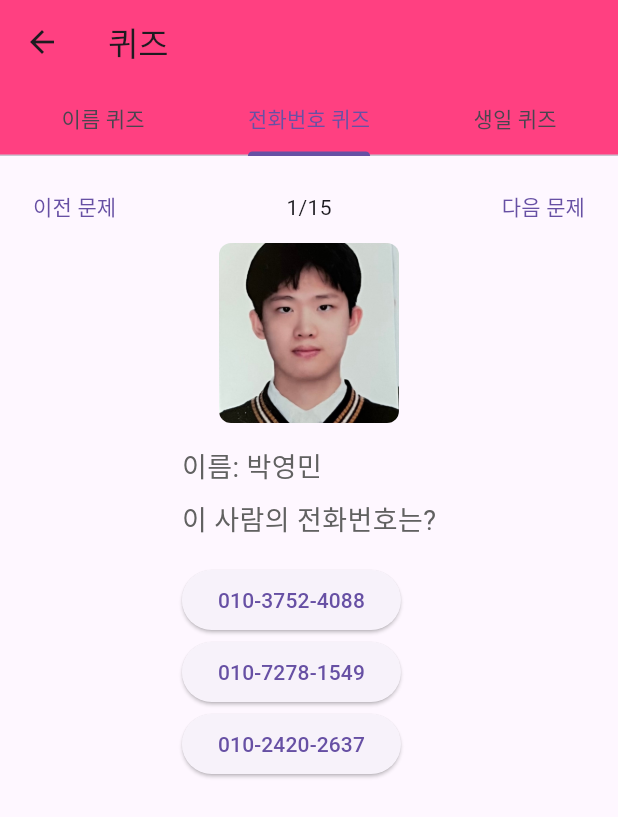
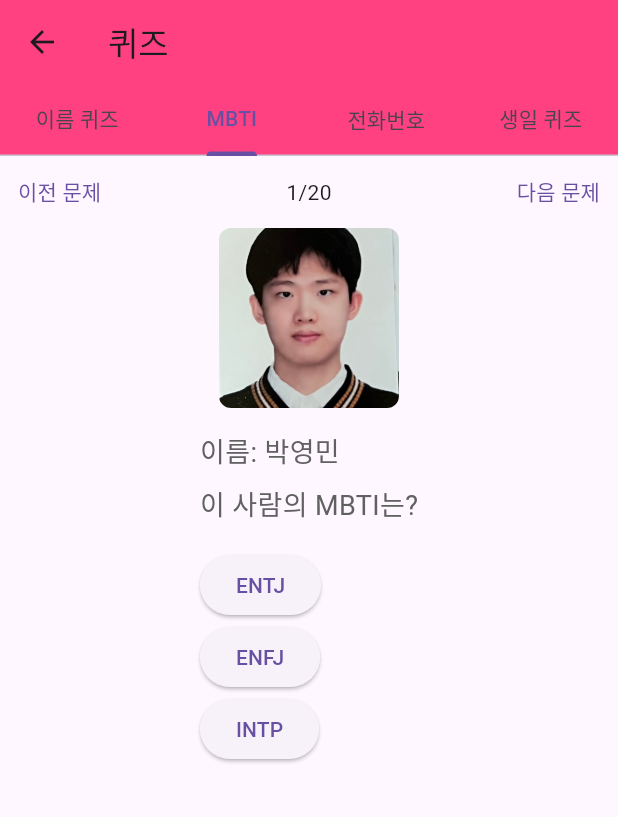
Before and after one commit to aksnd/molipcamp_start, a Flutter app: the free_page screen opened directly, tab 2 chosen, after a tap on "이전 문제", on a phone screen of 412 x 824 dp. Shown: the top 817 px of the screen. Run offline on Flutter 3.47's test engine with Material 3 defaults, Android fonts, the phone set to English and light mode, and no system bars; our stand-ins replace contacts_service, flutter_native_contact_picker, image_picker, permission_handler, shared_preferences; missing offline and left inert: a package; accounts and stored records are empty.

Commit message:
mbti quiz

```diff
--- a/lib/contact.dart
+++ b/lib/contact.dart
@@ -6,14 +6,16 @@ class SimpleContact {
   String phone;
   String image;
   String birthday;
+  String mbti;
 
-  SimpleContact({required this.name, required this.phone, required this.image, required this.birthday});
+  SimpleContact({required this.name, required this.phone, required this.image, required this.birthday, required this.mbti});
 
   Map<String, dynamic> toJson() => {
     'name': name,
     'phone': phone,
     'image': image,
     'birthday': birthday,
+    'mbti': mbti
   };
 
   factory SimpleContact.fromJson(Map<String, dynamic> json) {
@@ -22,6 +24,7 @@ class SimpleContact {
       phone: json['phone'],
       image: json['image'],
       birthday: json['birthday'],
+      mbti: json['mbti']
     );
   }
 
--- a/lib/contactlist.dart
+++ b/lib/contactlist.dart
@@ -130,7 +130,7 @@ class _MyHomePageState extends State<MyHomePage> {
             children: [
               FloatingActionButton(
                 onPressed: () {
-                  SimpleContact defaultContact = SimpleContact(name: 'no name', phone: '010-0000-0000', image: 'assets/images/default.png', birthday: '2000.01.01');
+                  SimpleContact defaultContact = SimpleContact(name: 'no name', phone: '010-0000-0000', image: 'assets/images/default.png', birthday: '2000.01.01', mbti: 'ENTJ');
                   addContact(defaultContact);
                   editProfile(context, contacts[contacts.length-1],contacts.length-1,updateContact);
                 },
@@ -142,7 +142,7 @@ class _MyHomePageState extends State<MyHomePage> {
                 onPressed: () async {
                   NativeContact.Contact? contact = await _contactPicker.selectContact();
                   if(contact!=null && contact.fullName!=null && contact.phoneNumbers!=null){
-                    SimpleContact defaultContact = SimpleContact(name: contact.fullName!, phone: contact.phoneNumbers![0], image: 'assets/images/default.png', birthday: '2000.01.01');
+                    SimpleContact defaultContact = SimpleContact(name: contact.fullName!, phone: contact.phoneNumbers![0], image: 'assets/images/default.png', birthday: '2000.01.01', mbti: 'ENTJ');
                     addContact(defaultContact);
                   }
 
--- a/lib/free_page.dart
+++ b/lib/free_page.dart
@@ -13,7 +13,7 @@ class free_page extends StatelessWidget {
   @override
   Widget build(BuildContext context) {
     return DefaultTabController(
-      length: 3,
+      length: 4,
       child: Scaffold(
         appBar: AppBar(
           title: const Text('퀴즈'),
@@ -21,7 +21,8 @@ class free_page extends StatelessWidget {
           bottom: TabBar(
             tabs: [
               Tab(text: '이름 퀴즈'),
-              Tab(text: '전화번호 퀴즈'),
+              Tab(text: 'MBTI'),
+              Tab(text: '전화번호'),
               Tab(text: '생일 퀴즈'),
             ],
           ),
@@ -29,6 +30,7 @@ class free_page extends StatelessWidget {
         body: TabBarView(
           children: [
             NameQuizPage(),
+            MBTIQuizPage(),
             PhoneNumberQuizPage(),
             BirthdayQuizPage(),
           ],
@@ -262,19 +264,6 @@ class _NameQuizPageState extends State<NameQuizPage> {
   int answercount_name = 0;
   List<SimpleContact> filteredContacts = [];
 
-  // @override
-  // void initState() {
-  //   super.initState();
-  //   WidgetsBinding.instance.addPostFrameCallback((_) {
-  //     final contactsProvider = Provider.of<ContactsProvider>(context, listen: false);
-  //     if (contactsProvider.contacts.isNotEmpty) {
-  //       setState(() {
-  //         contact = contactsProvider.contacts[currentIndex];
-  //         _generateNameQuizOptions();
-  //       });
-  //     }
-  //   });
-  // }
   @override
   void initState() {
     super.initState();
@@ -346,13 +335,7 @@ class _NameQuizPageState extends State<NameQuizPage> {
   }
 
   void _nextQuestion() {
-    // final contactsProvider = Provider.of<ContactsProvider>(context, listen: false);
-    // setState(() {
-    //   if (currentIndex < contactsProvider.contacts.length - 1) {
-    //     currentIndex++;
-    //     contact = contactsProvider.contacts[currentIndex];
-    //     _generateNameQuizOptions();
-    //   }
+
     setState(() {
       if (currentIndex < filteredContacts.length - 1) {
         currentIndex++;
@@ -366,14 +349,7 @@ class _NameQuizPageState extends State<NameQuizPage> {
   }
 
   void _previousQuestion() {
-    // final contactsProvider = Provider.of<ContactsProvider>(context, listen: false);
-    // setState(() {
-    //   if (currentIndex > 0) {
-    //     currentIndex--;
-    //     contact = contactsProvider.contacts[currentIndex];
-    //     _generateNameQuizOptions();
-    //   }
-    // });
+
     setState(() {
       if (currentIndex > 0) {
         currentIndex--;
@@ -418,15 +394,7 @@ class _NameQuizPageState extends State<NameQuizPage> {
     if (options.isEmpty) {
       return Center(child: CircularProgressIndicator());
     }
-  // @override
-  // Widget build(BuildContext context) {
-  //   final contactsProvider = Provider.of<ContactsProvider>(context);
-  //   if (contactsProvider.contacts.isEmpty) {
-  //     return Center(child: CircularProgressIndicator());
-  //   }
-  //   if (options.isEmpty) {
-  //     return Center(child: CircularProgressIndicator());
-  //   }
+
 
     return Padding(
       padding: const EdgeInsets.all(0.0),
@@ -571,6 +539,8 @@ class _BirthdayQuizPageState extends State<BirthdayQuizPage> {
     );
   }
 
+
+
   void _nextQuestion() {
     final contactsProvider = Provider.of<ContactsProvider>(context, listen: false);
     setState(() {
@@ -694,3 +664,209 @@ class _BirthdayQuizPageState extends State<BirthdayQuizPage> {
     );
   }
 }
+
+
+//MBTI 퀴즈 - 탭2
+
+class MBTIQuizPage extends StatefulWidget {
+  @override
+  _MBTIQuizPageState createState() => _MBTIQuizPageState();
+}
+
+class _MBTIQuizPageState extends State<MBTIQuizPage> {
+  List<String> options = [];
+  String correctAnswer = '';
+  SimpleContact? contact;
+  int currentIndex = 0;
+  int answerCountMbti = 0;
+
+  @override
+  void initState() {
+    super.initState();
+    WidgetsBinding.instance.addPostFrameCallback((_) {
+      final contactsProvider = Provider.of<ContactsProvider>(context, listen: false);
+      if (contactsProvider.contacts.isNotEmpty) {
+        setState(() {
+          contact = contactsProvider.contacts[currentIndex];
+          _generateMBTIQuizOptions();
+        });
+      }
+    });
+  }
+
+  void _generateMBTIQuizOptions() {
+    if (contact == null) {
+      print("contact = null");
+      return;
+    }
+
+    correctAnswer = contact!.mbti;
+    options = [correctAnswer];
+
+    Random random = Random();
+    final contactsProvider = Provider.of<ContactsProvider>(context, listen: false);
+
+    while (options.length < 3) {
+      String randomMBTI = contactsProvider.contacts[random.nextInt(contactsProvider.contacts.length)].mbti;
+      if (!options.contains(randomMBTI)) {
+        options.add(randomMBTI);
+      }
+    }
+
+    options.shuffle();
+  }
+
+  void _checkAnswer(String selectedOption) {
+    bool isCorrect = selectedOption == correctAnswer;
+    if (isCorrect) {
+      answerCountMbti++;
+    }
+
+    showDialog(
+      context: context,
+      builder: (context) {
+        return AlertDialog(
+          title: Text(isCorrect ? '정답!' : '오답'),
+          content: Text(isCorrect ? '축하합니다! 정답입니다.' : '아쉽네요. 정답은 $correctAnswer입니다.'),
+          actions: [
+            TextButton(
+              onPressed: () {
+                Navigator.of(context).pop();
+              },
+              child: Text('닫기'),
+            ),
+            TextButton(
+              onPressed: () {
+                Navigator.of(context).pop();
+                _nextQuestion();
+              },
+              child: Text('다음문제'),
+            ),
+          ],
+        );
+      },
+    );
+  }
+
+  void _nextQuestion() {
+    final contactsProvider = Provider.of<ContactsProvider>(context, listen: false);
+    setState(() {
+      if (currentIndex < contactsProvider.contacts.length - 1) {
+        currentIndex++;
+        contact = contactsProvider.contacts[currentIndex];
+        _generateMBTIQuizOptions();
+      } else {
+        _showCompletionDialog();
+      }
+    });
+  }
+
+  void _previousQuestion() {
+    final contactsProvider = Provider.of<ContactsProvider>(context, listen: false);
+    setState(() {
+      if (currentIndex > 0) {
+        currentIndex--;
+        contact = contactsProvider.contacts[currentIndex];
+        _generateMBTIQuizOptions();
+      }
+    });
+  }
+
+  void _showCompletionDialog() {
+    showDialog(
+      context: context,
+      builder: (context) {
+        return AlertDialog(
+          title: Text('모든 문제가 끝났습니다!'),
+          content: Text('맞춘 문제 개수: $answerCountMbti'),
+          actions: [
+            TextButton(
+              onPressed: () {
+                Navigator.of(context).pop();
+              },
+              child: Text('닫기'),
+            ),
+          ],
+        );
+      },
+    );
+  }
+
+  Image _getImageProvider(String imageUrl) {
+    if (imageUrl.startsWith('asset') || imageUrl.startsWith('assets')) {
+      return Image.asset(imageUrl, fit: BoxFit.cover);
+    } else {
+      return Image.file(File(imageUrl), fit: BoxFit.cover);
+    }
+  }
+
+  @override
+  Widget build(BuildContext context) {
+    final contactsProvider = Provider.of<ContactsProvider>(context);
+    if (contactsProvider.contacts.isEmpty) {
+      return Center(child: CircularProgressIndicator());
+    }
+    if (options.isEmpty) {
+      return Center(child: CircularProgressIndicator());
+    }
+
+    return Padding(
+      padding: const EdgeInsets.all(0.0),
+      child: Column(
+        mainAxisSize: MainAxisSize.min,
+        children: [
+          Row(
+            mainAxisAlignment: MainAxisAlignment.spaceBetween,
+            children: [
+              TextButton(
+                onPressed: _previousQuestion,
+                child: Text('이전 문제'),
+              ),
+              Text('${currentIndex + 1}/${contactsProvider.contacts.length}'),
+              TextButton(
+                onPressed: _nextQuestion,
+                child: Text('다음 문제'),
+              ),
+            ],
+          ),
+          Container(
+            width: 120,
+            height: 120,
+            child: ClipRRect(
+              borderRadius: BorderRadius.circular(8.0),
+              child: contact != null ? _getImageProvider(contact!.image) : SizedBox.shrink(),
+            ),
+          ),
+          Padding(
+            padding: const EdgeInsets.all(16.0),
+            child: Column(
+              crossAxisAlignment: CrossAxisAlignment.start,
+              children: [
+                Text(
+                  contact != null ? "이름: ${contact!.name}" : "이름 없음",
+                  style: TextStyle(
+                    fontSize: 18,
+                    color: Colors.grey[700],
+                  ),
+                ),
+                SizedBox(height: 8),
+                Text(
+                  "이 사람의 MBTI는?",
+                  style: TextStyle(
+                    fontSize: 18,
+                    color: Colors.grey[700],
+                  ),
+                ),
+                SizedBox(height: 16),
+                ...options.map((option) => ElevatedButton(
+                  onPressed: () => _checkAnswer(option),
+                  child: Text(option),
+                )),
+              ],
+            ),
+          ),
+        ],
+      ),
+    );
+  }
+}
```
Also changed, not shown: assets/contacts.json (+65 -15 lines), lib/dialog.dart (+30 -1 lines), 4 other files.
